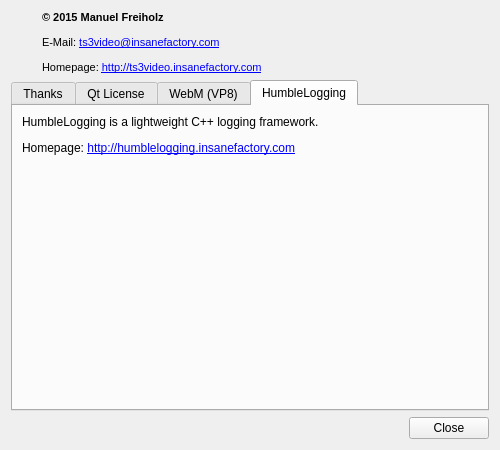
mfreiholz/ts3video, file projects/videoclient/src/aboutwidget.ui: the form before one commit.
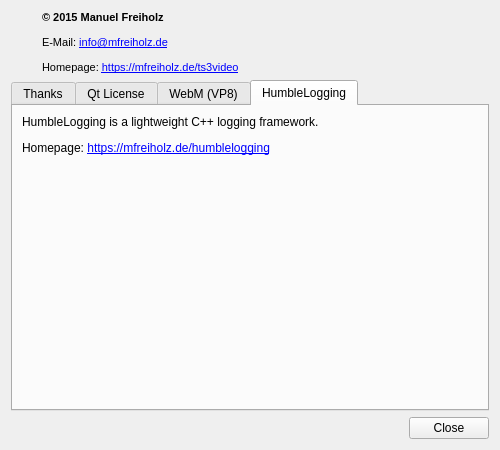
The form after the commit. The open tabs and pages were chosen to show the change. Icons and pictures are not drawn.

Commit message: Changes all reference from insanefactory to mfreiholz.

What changed in the file:
```diff
--- a/projects/videoclient/src/aboutwidget.ui
+++ b/projects/videoclient/src/aboutwidget.ui
@@ -43,8 +43,8 @@
 p, li { white-space: pre-wrap; }
 &lt;/style&gt;&lt;/head&gt;&lt;body style=&quot; font-family:'MS Shell Dlg 2'; font-size:8pt; font-weight:400; font-style:normal;&quot;&gt;
 &lt;p style=&quot; margin-top:12px; margin-bottom:12px; margin-left:0px; margin-right:0px; -qt-block-indent:0; text-indent:0px;&quot;&gt;&lt;span style=&quot; font-weight:600;&quot;&gt;© 2015 Manuel Freiholz&lt;/span&gt;&lt;/p&gt;
-&lt;p style=&quot; margin-top:12px; margin-bottom:12px; margin-left:0px; margin-right:0px; -qt-block-indent:0; text-indent:0px;&quot;&gt;E-Mail: &lt;a href=&quot;mailto:ts3video@insanefactory.com&quot;&gt;&lt;span style=&quot; text-decoration: underline; color:#0000ff;&quot;&gt;ts3video@insanefactory.com&lt;/span&gt;&lt;/a&gt;&lt;/p&gt;
-&lt;p style=&quot; margin-top:12px; margin-bottom:12px; margin-left:0px; margin-right:0px; -qt-block-indent:0; text-indent:0px;&quot;&gt;Homepage: &lt;a href=&quot;http://ts3video.insanefactory.com&quot;&gt;&lt;span style=&quot; text-decoration: underline; color:#0000ff;&quot;&gt;http://ts3video.insanefactory.com&lt;/span&gt;&lt;/a&gt;&lt;/p&gt;&lt;/body&gt;&lt;/html&gt;</string>
+&lt;p style=&quot; margin-top:12px; margin-bottom:12px; margin-left:0px; margin-right:0px; -qt-block-indent:0; text-indent:0px;&quot;&gt;E-Mail: &lt;a href=&quot;mailto:info@mfreiholz.de&quot;&gt;&lt;span style=&quot; text-decoration: underline; color:#0000ff;&quot;&gt;info@mfreiholz.de&lt;/span&gt;&lt;/a&gt;&lt;/p&gt;
+&lt;p style=&quot; margin-top:12px; margin-bottom:12px; margin-left:0px; margin-right:0px; -qt-block-indent:0; text-indent:0px;&quot;&gt;Homepage: &lt;a href=&quot;https://mfreiholz.de/ts3video&quot;&gt;&lt;span style=&quot; text-decoration: underline; color:#0000ff;&quot;&gt;https://mfreiholz.de/ts3video&lt;/span&gt;&lt;/a&gt;&lt;/p&gt;&lt;/body&gt;&lt;/html&gt;</string>
        </property>
        <property name="textFormat">
         <enum>Qt::RichText</enum>
@@ -801,7 +801,7 @@
        <item>
         <widget class="QLabel" name="label_4">
          <property name="text">
-          <string>&lt;html&gt;&lt;head/&gt;&lt;body&gt;&lt;p&gt;HumbleLogging is a lightweight C++ logging framework.&lt;/p&gt;&lt;p&gt;Homepage: &lt;a href=&quot;http://humblelogging.insanefactory.com&quot;&gt;&lt;span style=&quot; text-decoration: underline; color:#0000ff;&quot;&gt;http://humblelogging.insanefactory.com&lt;/span&gt;&lt;/a&gt;&lt;/p&gt;&lt;p&gt;&lt;br/&gt;&lt;/p&gt;&lt;/body&gt;&lt;/html&gt;</string>
+          <string>&lt;html&gt;&lt;head/&gt;&lt;body&gt;&lt;p&gt;HumbleLogging is a lightweight C++ logging framework.&lt;/p&gt;&lt;p&gt;Homepage: &lt;a href=&quot;https://mfreiholz.de/humblelogging&quot;&gt;&lt;span style=&quot; text-decoration: underline; color:#0000ff;&quot;&gt;https://mfreiholz.de/humblelogging&lt;/span&gt;&lt;/a&gt;&lt;/p&gt;&lt;p&gt;&lt;br/&gt;&lt;/p&gt;&lt;/body&gt;&lt;/html&gt;</string>
          </property>
          <property name="alignment">
           <set>Qt::AlignLeading|Qt::AlignLeft|Qt::AlignTop</set>
```
The commit also changes 4 other files.
